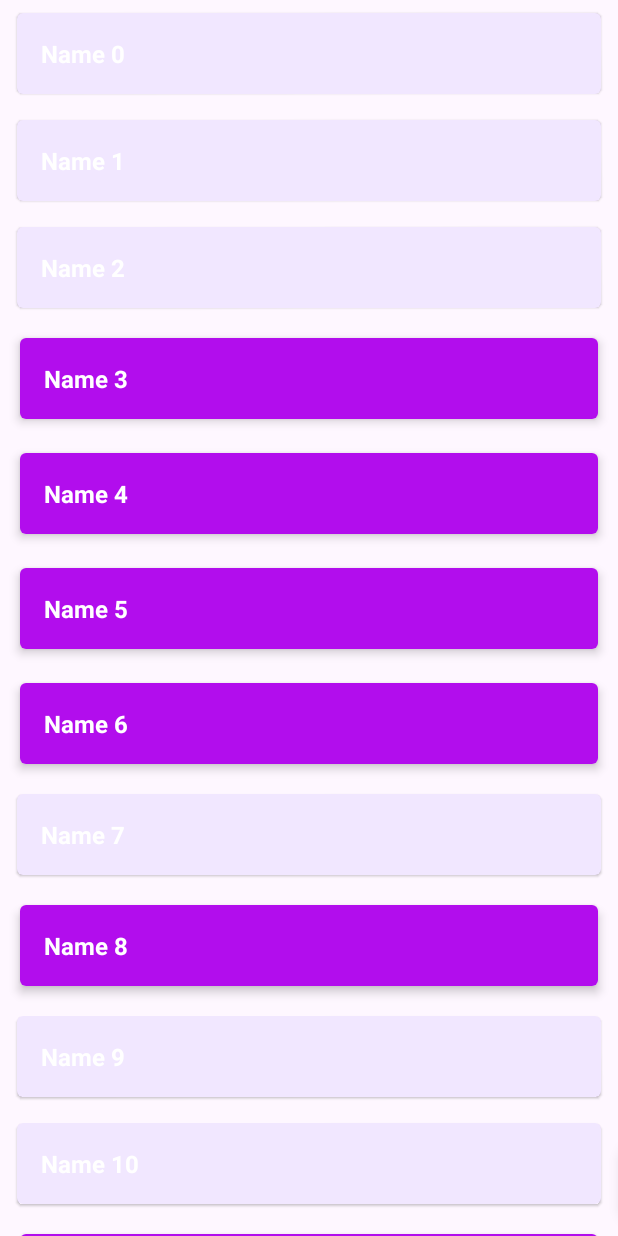
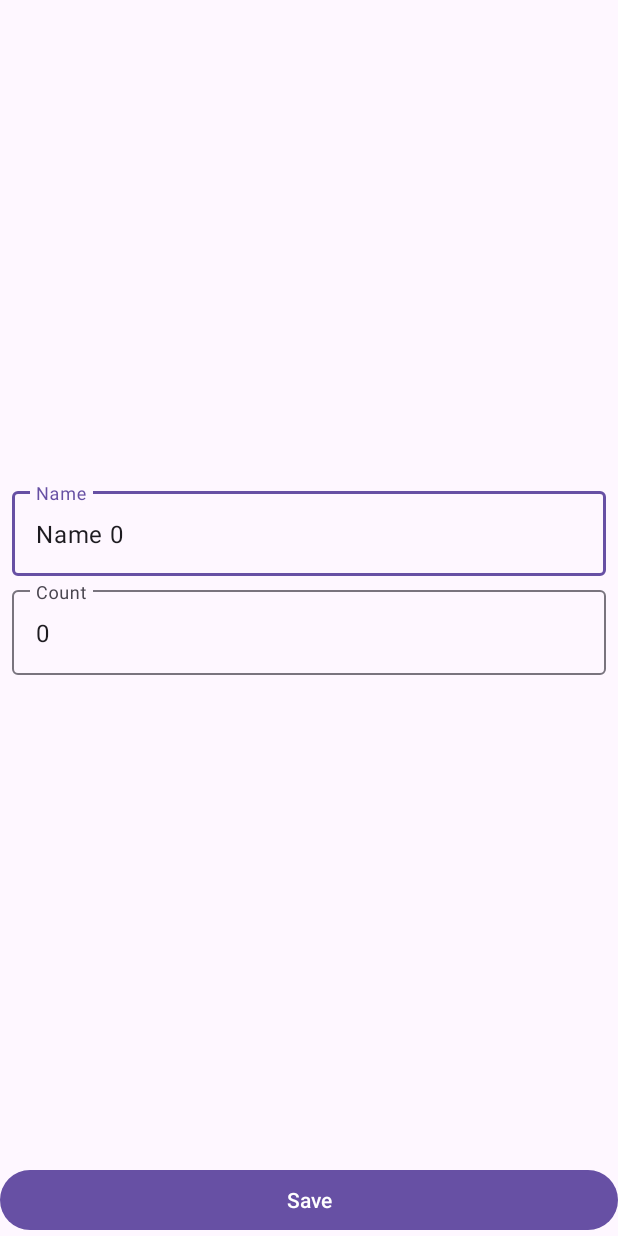
Before and after one commit to psyrut1983/ShopList, an Android app: the screen it shows after launch (MainActivity before the commit, ShopItemActivity after it), after a tap on an icon or button, on a phone screen of 412 x 824 dp. Run offline under Robolectric (Android 15) with nearby library versions, the phone set to English and light mode, and no system bars.

Commit message:
ShopItemViewModel

```diff
--- a/app/src/main/java/com/example/shoplist/presentation/MainActivity.kt
+++ b/app/src/main/java/com/example/shoplist/presentation/MainActivity.kt
@@ -1,16 +1,12 @@
 package com.example.shoplist.presentation
 
+import android.os.Bundle
 import androidx.appcompat.app.AppCompatActivity
-import android.os.Bundle
-import android.util.Log
-import android.view.LayoutInflater
-import android.widget.LinearLayout
-import android.widget.TextView
 import androidx.lifecycle.ViewModelProvider
 import androidx.recyclerview.widget.ItemTouchHelper
 import androidx.recyclerview.widget.RecyclerView
 import com.example.shoplist.R
-import com.example.shoplist.domain.ShopItem
+import com.google.android.material.floatingactionbutton.FloatingActionButton
 
 class MainActivity : AppCompatActivity() {
     private lateinit var viewModel: MainViewModel
@@ -25,7 +21,13 @@ class MainActivity : AppCompatActivity() {
         viewModel.shopList.observe(this) {
             shopListAdapter.submitList(it)
         }
+        val buttonAddItem = findViewById<FloatingActionButton>(R.id.button_add_shop_item)
+        buttonAddItem.setOnClickListener {
+            val intent = ShopItemActivity.newIntentAddItem(this)
+            startActivity(intent)
 
+
+        }
 
     }
 
@@ -80,7 +82,8 @@ class MainActivity : AppCompatActivity() {
 
     private fun setupClickListener() {
         shopListAdapter.onShopItemClickListener = {
-            Log.d("Click", it.toString())
+            val intent = ShopItemActivity.newIntentEditItem(this, it.id)
+            startActivity(intent)
         }
     }
 
--- a/app/src/main/java/com/example/shoplist/presentation/ShopItemActivity.kt
+++ b/app/src/main/java/com/example/shoplist/presentation/ShopItemActivity.kt
@@ -1,12 +1,117 @@
 package com.example.shoplist.presentation
 
+import android.content.Context
+import android.content.Intent
+import android.os.Bundle
+import android.widget.Button
+import android.widget.EditText
 import androidx.appcompat.app.AppCompatActivity
-import android.os.Bundle
+import androidx.lifecycle.ViewModelProvider
 import com.example.shoplist.R
+import com.example.shoplist.domain.ShopItem
+import com.google.android.material.textfield.TextInputLayout
 
 class ShopItemActivity : AppCompatActivity() {
+    private lateinit var viewModel: ShopItemViewModel
+
+
+    private lateinit var tilName: TextInputLayout
+    private lateinit var tilCount: TextInputLayout
+    private lateinit var etName: EditText
+    private lateinit var etCount: EditText
+    private lateinit var buttonSave: Button
+
+    private var screenMode = MODE_UNKNOWN
+    private var shopItemId = ShopItem.UNDEFINED_ID
     override fun onCreate(savedInstanceState: Bundle?) {
         super.onCreate(savedInstanceState)
         setContentView(R.layout.activity_shop_item)
+        parseIntent()
+        viewModel = ViewModelProvider(this)[ShopItemViewModel::class.java]
+        initViews()
+        when (screenMode) {
+            MODE_EDIT -> launchEditMode()
+            MODE_ADD -> launchAddMode()
+        }
+        viewModel.errorInputCount.observe(this){
+          val message = if (it){
+              getString(R.string.)
+
+            } else {
+                null
+            }
+        }
+
+    }
+
+    private fun launchEditMode() {
+        viewModel.getShopItem(shopItemId)
+        viewModel.ShopItem.observe(this) {
+            etName.setText(it.name)
+            etCount.setText(it.count.toString())
+        }
+        buttonSave.setOnClickListener {
+            viewModel.editShopItem(etName.text?.toString(), etCount.text?.toString())
+        }
+
+    }
+
+    private fun launchAddMode() {
+        buttonSave.setOnClickListener {
+            viewModel.addShopItem(etName.text?.toString(), etCount.text?.toString())
+        }
+
+    }
+
+    private fun parseIntent() {
+        if (!intent.hasExtra(EXTRA_SCREEN_MODE)) {
+            throw RuntimeException("Param screen is absent")
+        }
+
+        val mode = intent.getStringExtra(EXTRA_SCREEN_MODE)
+        if (mode != MODE_EDIT && mode != MODE_ADD) {
+            throw RuntimeException("Unknown screen mode $mode")
+        }
+        screenMode = mode
+
+        if (screenMode == MODE_EDIT) {
+            if (!intent.hasExtra(EXTRA_SHOP_ITEM_ID)) {
+                throw RuntimeException("Param shop Item ID is absent")
+            }
+            shopItemId = intent.getIntExtra(EXTRA_SHOP_ITEM_ID, ShopItem.UNDEFINED_ID)
+        }
+
+
+    }
+
+    private fun initViews() {
+        tilName = findViewById(R.id.til_name)
+        tilCount = findViewById(R.id.til_count)
+        etName = findViewById(R.id.et_name)
+        etCount = findViewById(R.id.et_count)
+        buttonSave = findViewById(R.id.save_button)
+    }
+
+    companion object {
+        private const val EXTRA_SCREEN_MODE = "extra_mode"
+        private const val EXTRA_SHOP_ITEM_ID = "extra_shop_item_id"
+        private const val MODE_EDIT = "mode_edit"
+        private const val MODE_ADD = "mode_add"
+        private const val MODE_UNKNOWN = ""
+
+        fun newIntentAddItem(context: Context): Intent {
+            val intent = Intent(context, ShopItemActivity::class.java)
+            intent.putExtra(EXTRA_SCREEN_MODE, MODE_ADD)
+            return intent
+        }
+
+        fun newIntentEditItem(context: Context, shopItemId: Int): Intent {
+            val intent = Intent(context, ShopItemActivity::class.java)
+            intent.putExtra(EXTRA_SCREEN_MODE, MODE_EDIT)
+            intent.putExtra(EXTRA_SHOP_ITEM_ID, shopItemId)
+            return intent
+        }
+
+
     }
 }
```
Also changed, not shown: app/src/main/java/com/example/shoplist/presentation/ShopItemViewModel.kt (+5 -5 lines), app/src/main/res/layout/activity_main.xml (+4 -7 lines).
